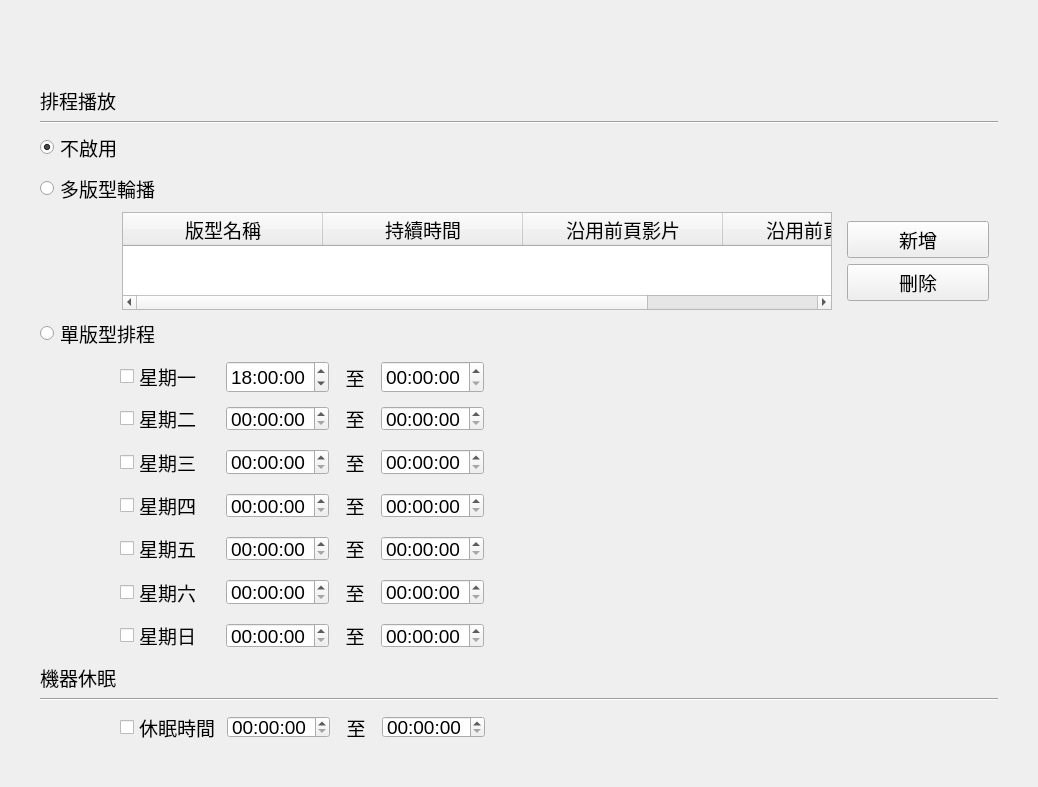
Above: src/ActiveManager/LayerSchedule.ui from roger0816/BoardT before the change. Below: the same form after it.
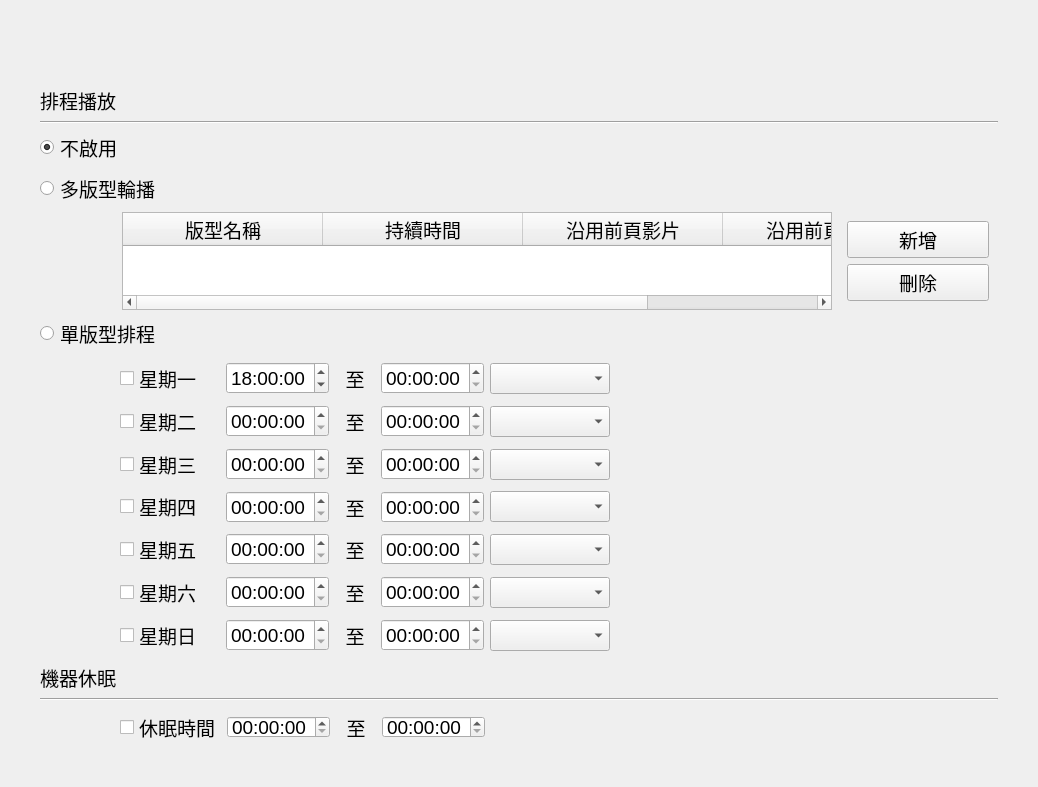
That is the form after the change.

The edit to the form file:
```diff
--- a/src/ActiveManager/LayerSchedule.ui
+++ b/src/ActiveManager/LayerSchedule.ui
@@ -7,7 +7,7 @@
     <x>0</x>
     <y>0</y>
     <width>1038</width>
-    <height>748</height>
+    <height>765</height>
    </rect>
   </property>
   <property name="windowTitle">
@@ -173,6 +173,9 @@
            <height>300</height>
           </size>
          </property>
+         <property name="styleSheet">
+          <string notr="true">font: 14px &quot;Microsoft JhengHei UI&quot;;</string>
+         </property>
          <layout class="QVBoxLayout" name="verticalLayout_2">
           <property name="spacing">
            <number>0</number>
@@ -205,7 +208,7 @@
               <number>0</number>
              </property>
              <item>
-              <widget class="QCheckBox" name="cbW1">
+              <widget class="QCheckBox" name="chW1">
                <property name="minimumSize">
                 <size>
                  <width>100</width>
@@ -272,6 +275,16 @@
                </property>
               </widget>
              </item>
+             <item>
+              <widget class="QComboBox" name="cbW1">
+               <property name="minimumSize">
+                <size>
+                 <width>120</width>
+                 <height>0</height>
+                </size>
+               </property>
+              </widget>
+             </item>
              <item>
               <spacer name="horizontalSpacer_2">
                <property name="orientation">
@@ -300,8 +313,14 @@
              <property name="leftMargin">
               <number>0</number>
              </property>
+             <property name="topMargin">
+              <number>0</number>
+             </property>
+             <property name="bottomMargin">
+              <number>0</number>
+             </property>
              <item>
-              <widget class="QCheckBox" name="cbW2">
+              <widget class="QCheckBox" name="chW2">
                <property name="minimumSize">
                 <size>
                  <width>100</width>
@@ -364,6 +383,16 @@
                </property>
               </widget>
              </item>
+             <item>
+              <widget class="QComboBox" name="cbW2">
+               <property name="minimumSize">
+                <size>
+                 <width>120</width>
+                 <height>0</height>
+                </size>
+               </property>
+              </widget>
+             </item>
              <item>
               <spacer name="horizontalSpacer_3">
                <property name="orientation">
@@ -392,8 +421,14 @@
              <property name="leftMargin">
               <number>0</number>
              </property>
+             <property name="topMargin">
+              <number>0</number>
+             </property>
+             <property name="bottomMargin">
+              <number>0</number>
+             </property>
              <item>
-              <widget class="QCheckBox" name="cbW3">
+              <widget class="QCheckBox" name="chW3">
                <property name="minimumSize">
                 <size>
                  <width>100</width>
@@ -453,6 +488,16 @@
                </property>
               </widget>
              </item>
+             <item>
+              <widget class="QComboBox" name="cbW3">
+               <property name="minimumSize">
+                <size>
+                 <width>120</width>
+                 <height>0</height>
+                </size>
+               </property>
+              </widget>
+             </item>
              <item>
               <spacer name="horizontalSpacer_6">
                <property name="orientation">
@@ -481,8 +526,14 @@
              <property name="leftMargin">
               <number>0</number>
              </property>
+             <property name="topMargin">
+              <number>0</number>
+             </property>
+             <property name="bottomMargin">
+              <number>0</number>
+             </property>
              <item>
-              <widget class="QCheckBox" name="cbW4">
+              <widget class="QCheckBox" name="chW4">
                <property name="minimumSize">
                 <size>
                  <width>100</width>
@@ -542,6 +593,16 @@
                </property>
               </widget>
              </item>
+             <item>
+              <widget class="QComboBox" name="cbW4">
+               <property name="minimumSize">
+                <size>
+                 <width>120</width>
+                 <height>0</height>
+                </size>
+               </property>
+              </widget>
+             </item>
              <item>
               <spacer name="horizontalSpacer_7">
                <property name="orientation">
@@ -570,8 +631,14 @@
              <property name="leftMargin">
               <number>0</number>
              </property>
+             <property name="topMargin">
+              <number>0</number>
+             </property>
+             <property name="bottomMargin">
+              <number>0</number>
+             </property>
              <item>
-              <widget class="QCheckBox" name="cbW5">
+              <widget class="QCheckBox" name="chW5">
                <property name="minimumSize">
                 <size>
                  <width>100</width>
@@ -631,6 +698,16 @@
                </property>
               </widget>
              </item>
+             <item>
+              <widget class="QComboBox" name="cbW5">
+               <property name="minimumSize">
+                <size>
+                 <width>120</width>
+                 <height>0</height>
+                </size>
+               </property>
+              </widget>
+             </item>
              <item>
               <spacer name="horizontalSpacer_8">
                <property name="orientation">
@@ -659,8 +736,14 @@
              <property name="leftMargin">
               <number>0</number>
              </property>
+             <property name="topMargin">
+              <number>0</number>
+             </property>
+             <property name="bottomMargin">
+              <number>0</number>
+             </property>
              <item>
-              <widget class="QCheckBox" name="cbW6">
+              <widget class="QCheckBox" name="chW6">
                <property name="minimumSize">
                 <size>
                  <width>100</width>
@@ -720,6 +803,16 @@
                </property>
               </widget>
              </item>
+             <item>
+              <widget class="QComboBox" name="cbW6">
+               <property name="minimumSize">
+                <size>
+                 <width>120</width>
+                 <height>0</height>
+                </size>
+               </property>
+              </widget>
+             </item>
              <item>
               <spacer name="horizontalSpacer_9">
                <property name="orientation">
@@ -748,8 +841,14 @@
              <property name="leftMargin">
               <number>0</number>
              </property>
+             <property name="topMargin">
+              <number>0</number>
+             </property>
+             <property name="bottomMargin">
+              <number>0</number>
+             </property>
              <item>
-              <widget class="QCheckBox" name="cbW7">
+              <widget class="QCheckBox" name="chW7">
                <property name="minimumSize">
                 <size>
                  <width>100</width>
@@ -809,6 +908,16 @@
                </property>
               </widget>
              </item>
+             <item>
+              <widget class="QComboBox" name="cbW7">
+               <property name="minimumSize">
+                <size>
+                 <width>120</width>
+                 <height>0</height>
+                </size>
+               </property>
+              </widget>
+             </item>
              <item>
               <spacer name="horizontalSpacer_10">
                <property name="orientation">
```
Left out of the diff: 2 changed lines with no effect on the pictures.
